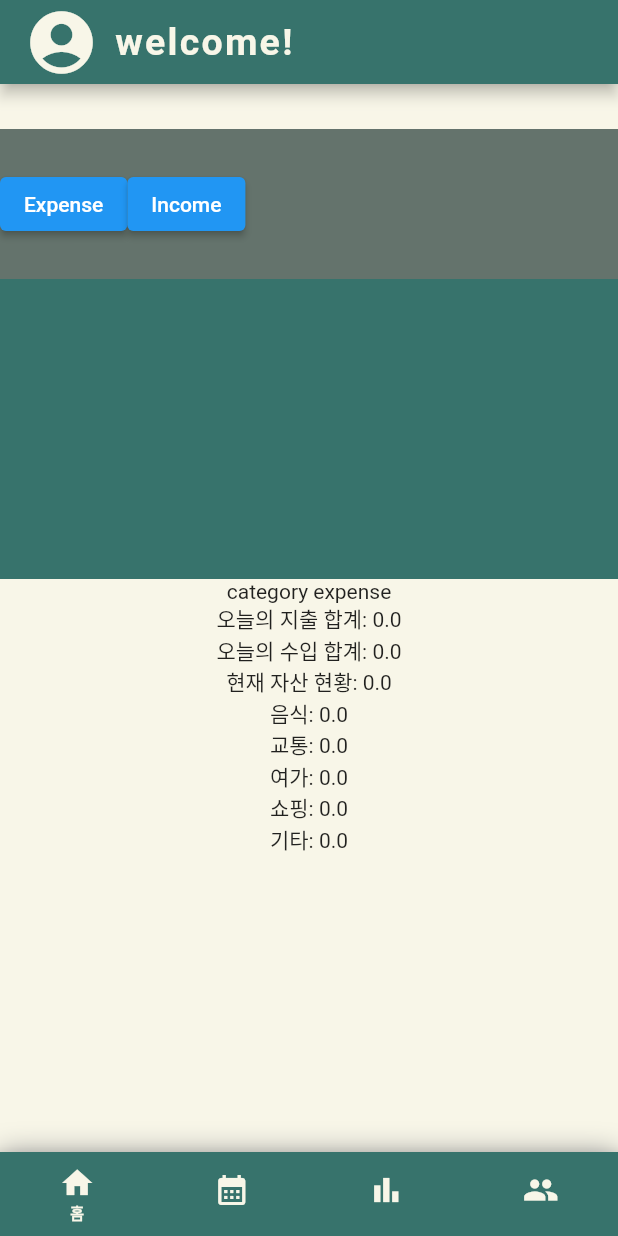
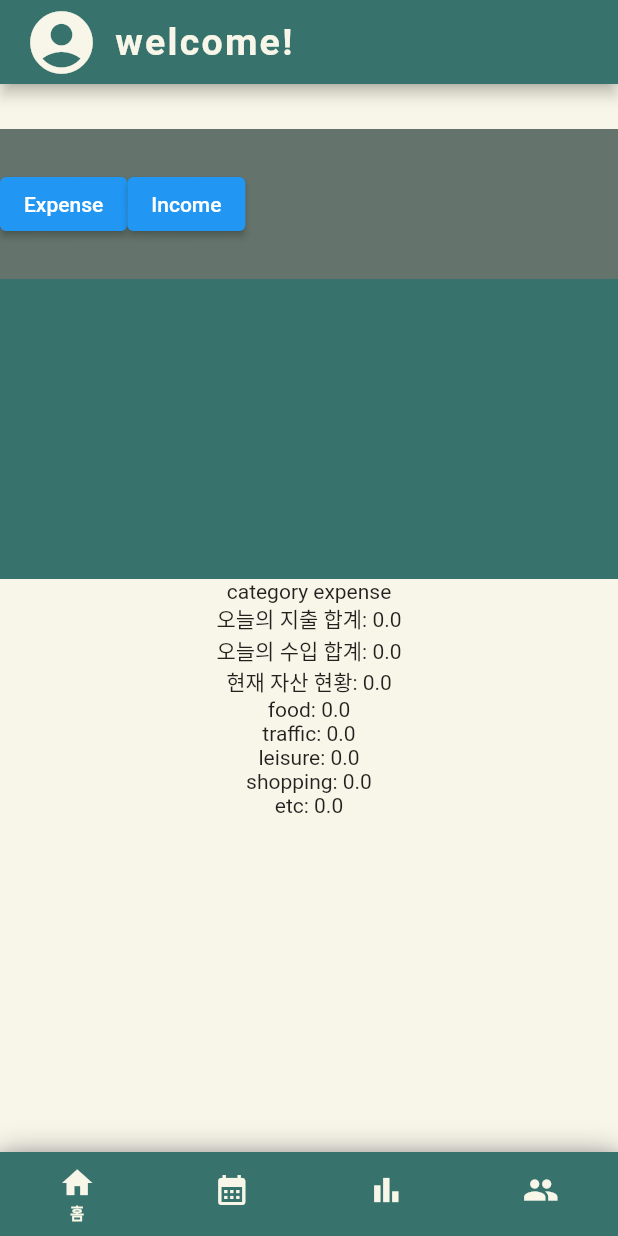
Before and after one commit to sinsohi/Freecode1, a Flutter app: the screen it shows once a user with an empty profile is signed in, on a phone screen of 412 x 824 dp. Run offline on Flutter 3.47's test engine with Material 2 defaults, Android fonts, the phone set to English and light mode, and no system bars; our stand-ins replace firebase_auth, firebase_core, firebase_database, pie_chart, table_calendar; missing offline and left inert: flutterfire_ui, unique_simple_bar_chart; accounts and stored records are empty.

Commit message:
ui 수정: q

```diff
--- a/flutter_application_1/lib/HomePage.dart
+++ b/flutter_application_1/lib/HomePage.dart
@@ -1,7 +1,6 @@
 // ignore_for_file: unused_local_variable, duplicate_ignore, file_names, library_private_types_in_public_api, deprecated_member_use, avoid_unnecessary_containers
 
 import 'dart:async';
-
 import 'package:flutter/material.dart';
 import 'calendarPage.dart';
 import 'graph.dart';
@@ -180,17 +179,17 @@ Future<List<Map<String, dynamic>>> _loadIncomes() async {
     return loadedIncomes;
   }
 
-  static const category = ['음식', '교통', '여가', '쇼핑', '기타'];
+  static const category = ['food', 'traffic', 'leisure', 'shopping', 'etc'];
 
   Map<String, List<Map<String, dynamic>>> groupExpensesByCategory(
       List<Map<String, dynamic>> expenses) {
     Map<String, List<Map<String, dynamic>>> groupedExpenses = {
-      for (var category in category.where((c) => c != '기타'))
+      for (var category in category.where((c) => c != 'etc'))
         category: expenses.where((e) => e['category'] == category).toList(),
     };
 
-    groupedExpenses['기타'] = expenses
-        .where((e) => !category.where((c) => c != '기타').contains(e['category']))
+    groupedExpenses['etc'] = expenses
+        .where((e) => !category.where((c) => c != 'etc').contains(e['category']))
         .toList();
 
     return groupedExpenses;
@@ -451,7 +450,7 @@ Future<List<Map<String, dynamic>>> _loadIncomes() async {
 
  Future<void> _showExpenseDialog(BuildContext context) async {
     DateTime selectedDate = DateTime.now();
-     List<String> categories = ['category', '음식', '교통', '여가', '쇼핑', '기타'];
+     List<String> categories = ['category', 'food', 'traffic', 'leisure', 'shopping', 'etc'];
     String category = categories[0];
     String itemName = '';
     double amount = 0.0;
@@ -530,6 +529,7 @@ Future<List<Map<String, dynamic>>> _loadIncomes() async {
                     ),
                     TextField(
                       decoration: InputDecoration(labelText: 'detail'),
+
                       onChanged: (text) {
                         itemName = text;
                       },
```
